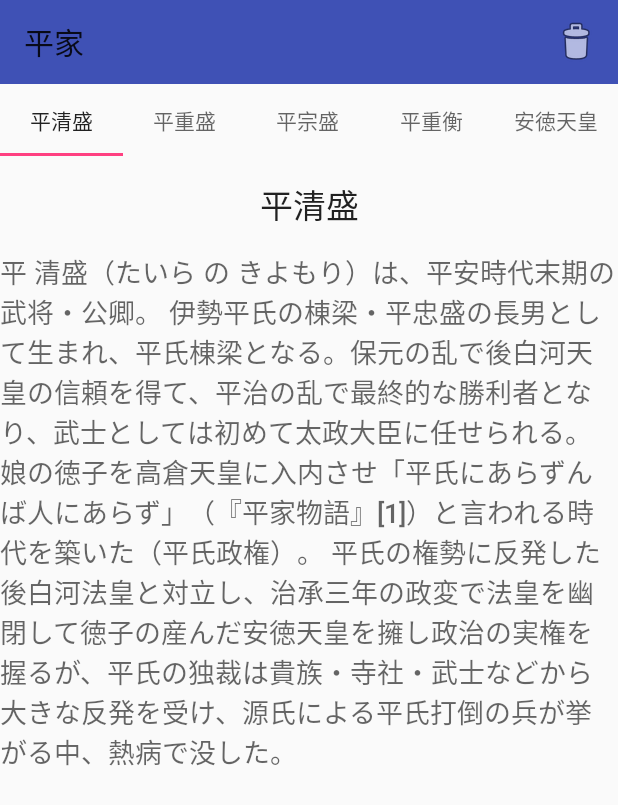
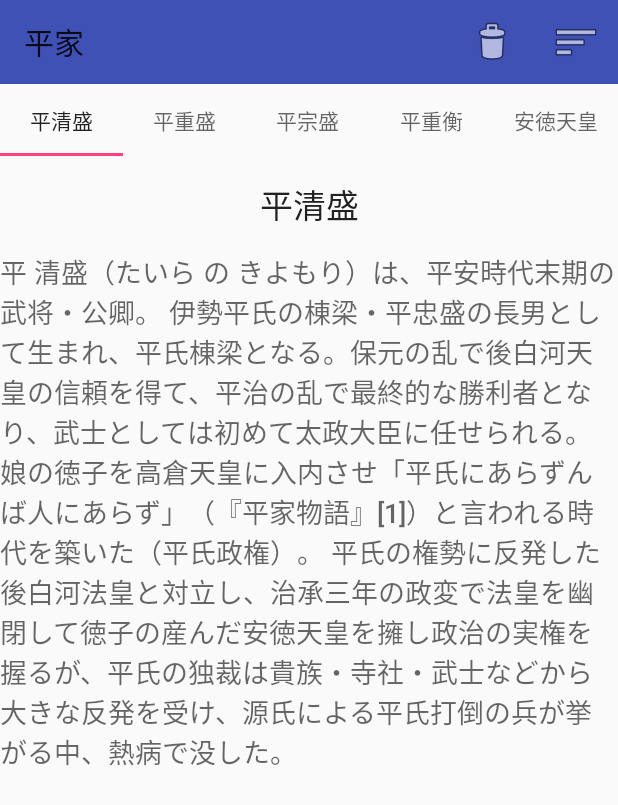
Before and after one commit to numa08/DynamicFragmentPagerAdapter, an Android app: the screen it shows after launch (MainActivity), on a phone screen of 412 x 824 dp. Shown: the top 805 px of the screen. Run offline under Robolectric (Android 15) with nearby library versions, the phone set to English and light mode, and no system bars.

Commit message:
Support swap fragment
fixes #1

```diff
--- a/build.gradle
+++ b/build.gradle
@@ -5,7 +5,7 @@ buildscript {
         jcenter()
     }
     dependencies {
-        classpath 'com.android.tools.build:gradle:2.0.0-alpha1'
+        classpath 'com.android.tools.build:gradle:2.1.0-alpha1'
         classpath 'com.github.dcendents:android-maven-gradle-plugin:1.3'
         classpath 'com.jfrog.bintray.gradle:gradle-bintray-plugin:1.4'
         // NOTE: Do not place your application dependencies here; they belong
--- a/dynamicfragmentpageradapter/build.gradle
+++ b/dynamicfragmentpageradapter/build.gradle
@@ -21,7 +21,7 @@ android {
 }
 
 dependencies {
-    compile 'com.android.support:appcompat-v7:23.1.1'
+    compile 'com.android.support:appcompat-v7:23.2.0'
 }
 
 def siteUrl = 'https://github.com/numa08/DynamicFragmentPagerAdapter'
--- a/gradle.properties
+++ b/gradle.properties
@@ -16,6 +16,6 @@
 # This option should only be used with decoupled projects. More details, visit
 # http://www.gradle.org/docs/current/userguide/multi_project_builds.html#sec:decoupled_projects
 # org.gradle.parallel=true
-version=0.6.2
+version=0.7.0
 group=net.numa08
 library_id=dynamicfragmentpageradapter
--- a/sample/build.gradle
+++ b/sample/build.gradle
@@ -22,5 +22,5 @@ android {
 dependencies {
     compile fileTree(include: ['*.jar'], dir: 'libs')
     compile project(':dynamicfragmentpageradapter')
-    compile 'com.android.support:design:23.1.1'
+    compile 'com.android.support:design:23.2.0'
 }
--- a/sample/src/main/res/menu/activity_main.xml
+++ b/sample/src/main/res/menu/activity_main.xml
@@ -7,4 +7,10 @@
         android:title="@string/delete"
         android:icon="@android:drawable/ic_menu_delete"
         app:showAsAction="always"/>
+    <item
+        android:id="@+id/swap_heike"
+        android:title="@string/swap"
+        android:icon="@android:drawable/ic_menu_sort_by_size"
+        app:showAsAction="ifRoom"
+        />
 </menu>
--- a/sample/src/main/res/values/strings.xml
+++ b/sample/src/main/res/values/strings.xml
@@ -31,4 +31,5 @@
 高倉天皇の第一皇子。母は平清盛の娘の徳子（後の建礼門院）。
     </string>
     <string name="delete">削除</string>
+    <string name="swap">入れ替え</string>
 </resources>
```
Also changed, not shown: dynamicfragmentpageradapter/src/main/java/net/numa08/dynamicfragmentstatepageradapter/DynamicFragmentStatePagerAdapter.java (+27 -1 lines), dynamicfragmentpageradapter/src/main/java/net/numa08/dynamicfragmentstatepageradapter/support/DynamicFragmentStatePagerAdapter.java (+27 -1 lines), sample/src/main/java/net/numa08/sample/HeikeFragmentAdapter.java (+7 -0 lines), sample/src/main/java/net/numa08/sample/MainActivity.java (+12 -0 lines), gradle/wrapper/gradle-wrapper.properties, 3 other files.
